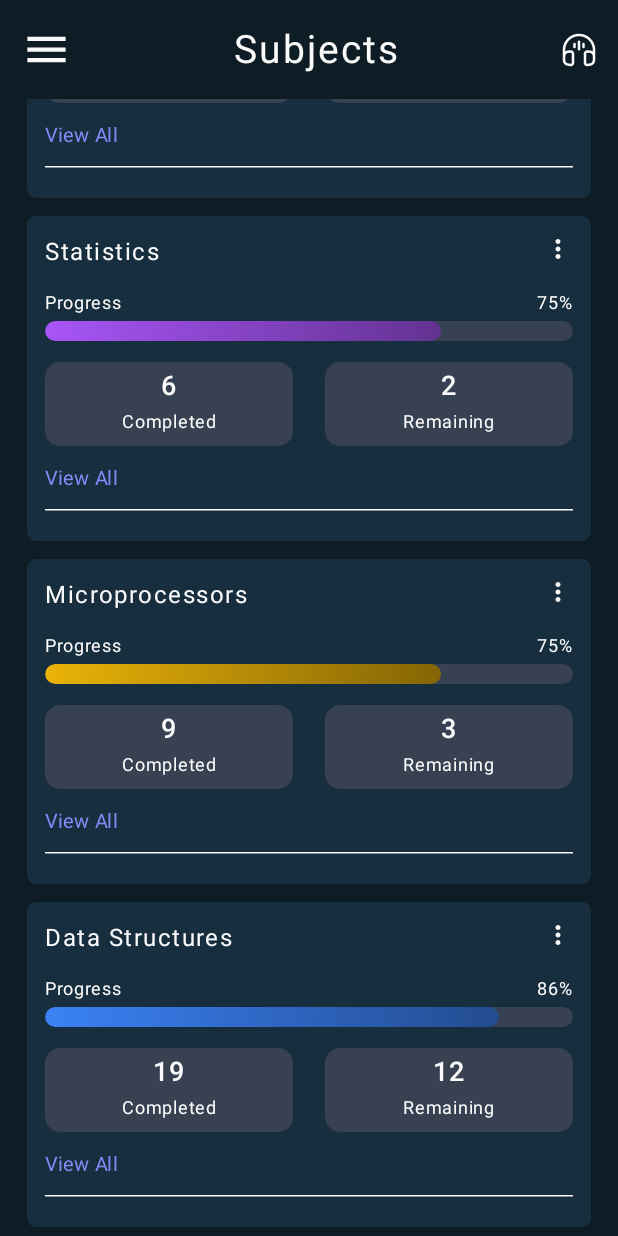
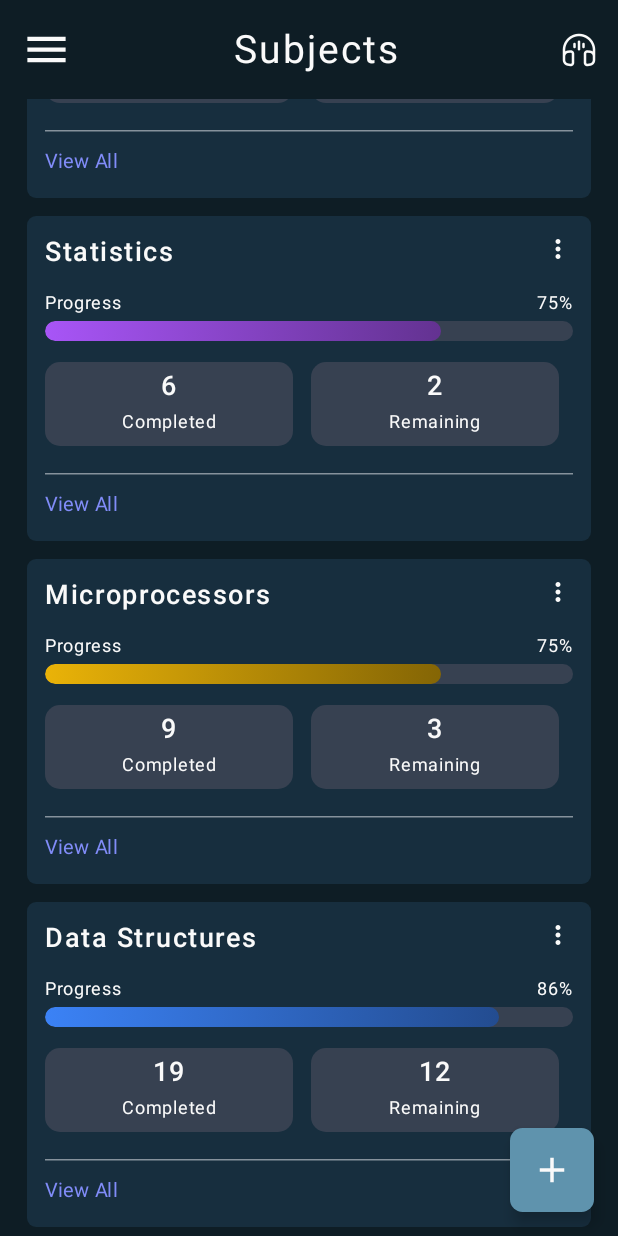
Before and after one commit to susicharis7/mobile-programming, an Android app built with Jetpack Compose: the composable Subjects shown on its own in the app's theme, scrolled down 156 dp, on a phone screen of 412 x 824 dp. Run offline under Robolectric (Android 15) with nearby library versions, the phone set to English and light mode, and no system bars.

Commit message:
Minor updates
Added floating action button, fixed text sizes, fixed order of elements

```diff
--- a/app/src/main/java/com/example/studyflow/screens/Subjects.kt
+++ b/app/src/main/java/com/example/studyflow/screens/Subjects.kt
@@ -1,6 +1,5 @@
 package com.example.studyflow.screens
 
-import android.graphics.Color
 import androidx.compose.foundation.background
 import androidx.compose.foundation.clickable
 import androidx.compose.foundation.layout.Arrangement
@@ -20,10 +19,12 @@ import androidx.compose.foundation.shape.RoundedCornerShape
 import androidx.compose.material.icons.Icons
 import androidx.compose.material.icons.filled.Menu
 import androidx.compose.material.icons.filled.MoreVert
+import androidx.compose.material.icons.filled.Add
 import androidx.compose.material3.Card
 import androidx.compose.material3.CardDefaults
 import androidx.compose.material3.HorizontalDivider
 import androidx.compose.material3.Icon
+import androidx.compose.material3.FloatingActionButton
 import androidx.compose.material3.LinearProgressIndicator
 import androidx.compose.material3.Scaffold
 import androidx.compose.material3.Text
@@ -32,6 +33,7 @@ import androidx.compose.ui.Alignment
 import androidx.compose.ui.Modifier
 import androidx.compose.ui.draw.clip
 import androidx.compose.ui.graphics.Brush
+import androidx.compose.ui.graphics.Color
 import androidx.compose.ui.res.painterResource
 import androidx.compose.ui.text.font.FontWeight
 import androidx.compose.ui.unit.dp
@@ -44,6 +46,7 @@ import com.example.studyflow.ui.theme.CardBackgroundColor
 import com.example.studyflow.ui.theme.FirstSubjectProgressColor
 import com.example.studyflow.ui.theme.ProgressBackgroundColor
 import com.example.studyflow.ui.theme.SecondSubjectProgressColor
+import com.example.studyflow.ui.theme.TextGray
 import com.example.studyflow.ui.theme.TextWhite
 import com.example.studyflow.ui.theme.ThirdSubjectProgressColor
 import com.example.studyflow.ui.theme.ViewAllColor
@@ -69,8 +72,8 @@ fun SubjectCard(
                 Text(
                     text = subjectName,
                     color = TextWhite,
-                    fontWeight = FontWeight.Normal,
-                    fontSize = 16.sp,
+                    fontWeight = FontWeight.Medium,
+                    fontSize = 18.sp,
                     letterSpacing = 1.sp,
                     modifier = Modifier.align(Alignment.CenterStart)
                 )
@@ -126,7 +129,7 @@ fun SubjectCard(
             // Completed / Remaining
             Row(
                 modifier = Modifier.fillMaxWidth(),
-                horizontalArrangement = Arrangement.SpaceBetween
+                horizontalArrangement = Arrangement.spacedBy(12.dp)
             ) {
                 CompletedRemainingCards(number = completed, label = "Completed")
                 CompletedRemainingCards(number = remaining, label = "Remaining")
@@ -134,19 +137,18 @@ fun SubjectCard(
 
             Spacer(modifier = Modifier.height(10.dp))
 
+            HorizontalDivider(
+                modifier = Modifier.padding(vertical = 8.dp),
+                thickness = 1.dp,
+                color = TextGray.copy(alpha = 0.6f)
+            )
+
             Text(
                 text = "View All",
                 color = ViewAllColor,
                 fontSize = 13.sp,
                 modifier = Modifier.clickable{/* TODO : Navigate */}
             )
-
-            HorizontalDivider(
-                modifier = Modifier.padding(vertical = 8.dp),
-                thickness = 1.dp,
-                color = TextWhite
-            )
-
 
 
 
@@ -226,6 +228,22 @@ fun Subjects() {
                 Spacer(modifier = Modifier.height(16.dp))
             }
         },
+        floatingActionButton = {
+            FloatingActionButton(
+                onClick = {/* Later Implement What Will It do */},
+                containerColor = Color(0xFF5F93AD),
+                contentColor = TextWhite,
+                shape = RoundedCornerShape(15),
+                modifier = Modifier
+                    .padding(horizontal = 0.dp, vertical = 0.dp)
+            ) {
+                Icon(
+                    imageVector = Icons.Default.Add,
+                    contentDescription = "Add Task",
+                    modifier = Modifier.size(28.dp)
+                )
+            }
+        },
         modifier = Modifier.background(BackgroundColor)
     ) { paddingValues ->
         LazyColumn(
```
